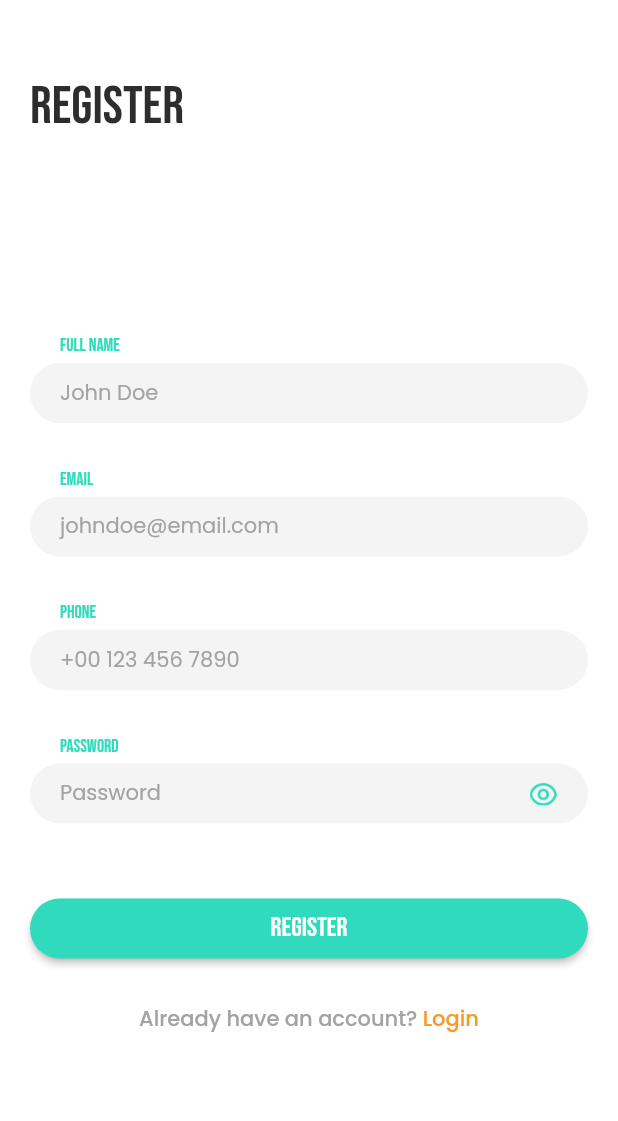
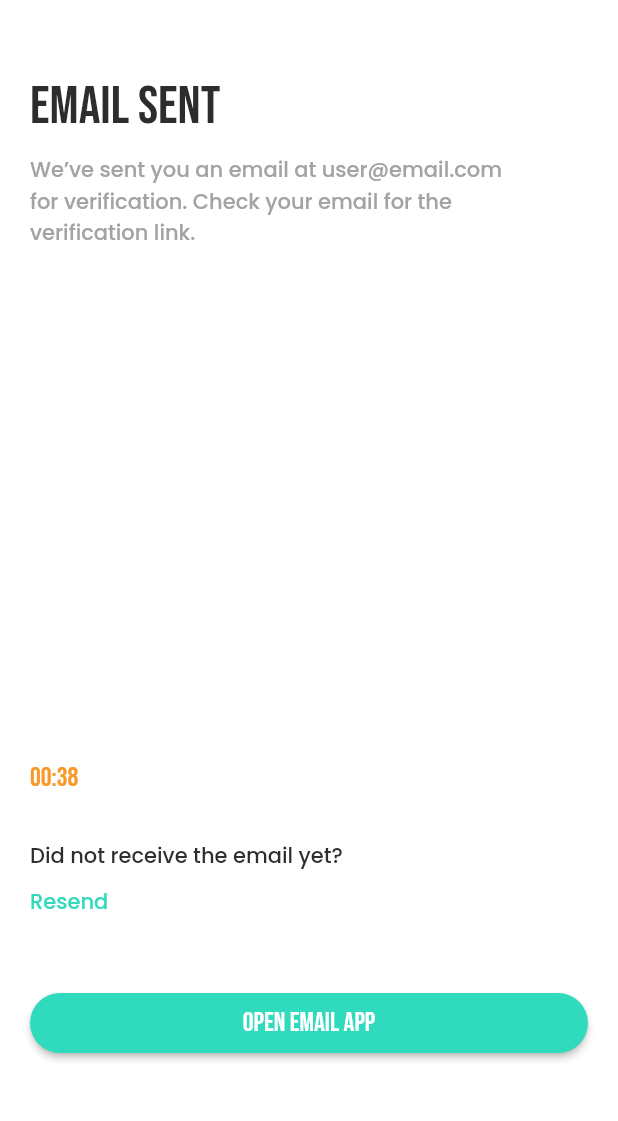
Before and after one commit to Syahro/food_e, a Flutter app: the screen it shows after launch, on a phone screen of 412 x 824 dp, the part 108-1229 px from its top. Run offline on Flutter 3.47's test engine with Material 2 defaults, Android fonts, the light colour scheme and no system bars; our stand-ins replace google_fonts.

Commit message:
done modified emailSent page and add some assets or support

```diff
--- a/lib/main.dart
+++ b/lib/main.dart
@@ -1,15 +1,15 @@
 import 'package:flutter/material.dart';
-import 'package:food_e/pages/register_page.dart';
+import 'package:food_e/pages/email_sent_page.dart';
+// import 'package:food_e/pages/register_page.dart';
 
 void main() => runApp(MyApp());
 
 class MyApp extends StatelessWidget {
-
   @override
   Widget build(BuildContext context) {
     return MaterialApp(
       debugShowCheckedModeBanner: false,
-      home: RegisterPage(),
+      home: EmailSentPage(),
     );
   }
 }
--- /dev/null
+++ b/lib/pages/email_sent_page.dart
@@ -0,0 +1,61 @@
+import 'package:flutter/material.dart';
+import 'package:food_e/theme.dart';
+import 'package:food_e/widget/button_bottom.dart';
+import 'package:food_e/widget/header.dart';
+
+class EmailSentPage extends StatelessWidget {
+  @override
+  Widget build(BuildContext context) {
+    return Scaffold(
+      backgroundColor: whiteColor,
+      body: SafeArea(
+        child: Padding(
+          padding: EdgeInsets.symmetric(
+            horizontal: defaultMargin,
+            vertical: 50,
+          ),
+          child: Column(
+            crossAxisAlignment: CrossAxisAlignment.start,
+            children: [
+              Header(
+                headerTitle: 'EMAIL SENT',
+                isSubTitle: true,
+                subTitle:
+                    'We’ve sent you an email at user@email.com\nfor verification. Check your email for the\nverification link.',
+              ),
+              Spacer(),
+              Text(
+                '00:38',
+                style: headingThreeText.copyWith(
+                  color: secondaryColor,
+                ),
+              ),
+              SizedBox(
+                height: 30,
+              ),
+              Text(
+                'Did not receive the email yet?',
+                style: bodyText.copyWith(
+                  color: darkColor,
+                ),
+              ),
+              SizedBox(
+                height: 10,
+              ),
+              Text(
+                'Resend',
+                style: bodyText.copyWith(
+                  color: primaryColor,
+                ),
+              ),
+              SizedBox(
+                height: 50,
+              ),
+              ButtonBottom('OPEN EMAIL APP'),
+            ],
+          ),
+        ),
+      ),
+    );
+  }
+}
--- a/lib/pages/forgot_password_page.dart
+++ b/lib/pages/forgot_password_page.dart
@@ -34,7 +34,7 @@ class ForgotPasswordPage extends StatelessWidget {
               SizedBox(
                 height: 30,
               ),
-              ButtonBottom('LOGIN'),
+              ButtonBottom('SEND A EMAIL'),
             ],
           ),
         ),
--- a/lib/widget/button_bottom.dart
+++ b/lib/widget/button_bottom.dart
@@ -13,7 +13,16 @@ class ButtonBottom extends StatelessWidget {
       height: 40,
       width: MediaQuery.of(context).size.width - (2 * defaultMargin),
       child: RaisedButton(
-        onPressed: () {},
+        onPressed: () {
+          // Navigator.push(
+          //   context,
+          //   MaterialPageRoute(
+          //     builder: (context) {
+          //       return context;
+          //     },
+          //   ),
+          // );
+        },
         color: primaryColor,
         shape: RoundedRectangleBorder(
           borderRadius: BorderRadius.circular(20),
--- a/lib/widget/header.dart
+++ b/lib/widget/header.dart
@@ -5,11 +5,19 @@ class Header extends StatelessWidget {
   final String headerTitle;
   final bool isSubTitle;
   final String subTitle;
+  final bool isStyle;
+  final String subTitleStyle;
+  final Color colorStyle;
+  final String subTitleAfterStyle;
 
   Header({
     this.headerTitle,
     this.isSubTitle,
     this.subTitle,
+    this.isStyle,
+    this.subTitleStyle,
+    this.colorStyle,
+    this.subTitleAfterStyle,
   });
   @override
   Widget build(BuildContext context) {
@@ -33,11 +41,17 @@ class Header extends StatelessWidget {
         isSubTitle
             ? Padding(
                 padding: EdgeInsets.only(top: 10),
-                child: Text(
-                  'We’ll send a password reset link to your email.',
-                  style: bodyText.copyWith(
-                    color: grayColor,
-                  ),
+                child: Column(
+                  crossAxisAlignment: CrossAxisAlignment.start,
+                  children: [
+                    Text(
+                      subTitle,
+                      style: bodyText.copyWith(
+                        color: grayColor,
+                      ),
+                    ),
+
+                  ],
                 ),
               )
             : Container(),
```
